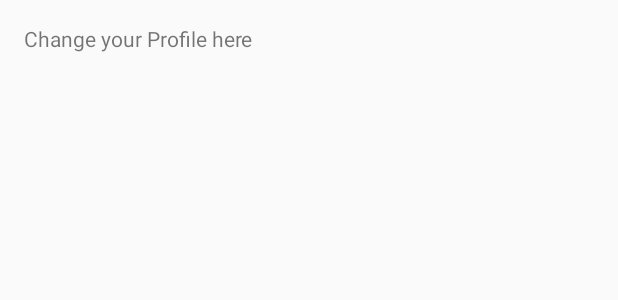
After one commit to willshuffy/MyTabLayoutExample, an Android app: the layout fragment_profile.xml on its own in the app's theme, with its tools: preview values and no code run, on a phone screen of 412 x 824 dp. The commit adds this screen. Shown: the top 300 px of the screen. Run offline under Robolectric (Android 15) with nearby library versions, the phone set to English and light mode, and no system bars.

Commit message:
Adding Fragments

```diff
--- a/app/build.gradle
+++ b/app/build.gradle
@@ -31,7 +31,10 @@ dependencies {
     implementation 'androidx.appcompat:appcompat:1.2.0'
     implementation 'androidx.core:core-ktx:1.3.2'
     implementation 'androidx.constraintlayout:constraintlayout:2.0.2'
+    implementation 'androidx.legacy:legacy-support-v4:1.0.0'
     testImplementation 'junit:junit:4.12'
     androidTestImplementation 'androidx.test.ext:junit:1.1.2'
     androidTestImplementation 'androidx.test.espresso:espresso-core:3.3.0'
+
+    implementation 'com.google.android.material:material:1.2.1'
 }
--- /dev/null
+++ b/app/src/main/res/layout/fragment_profile.xml
@@ -0,0 +1,16 @@
+<?xml version="1.0" encoding="utf-8"?>
+<FrameLayout xmlns:android="http://schemas.android.com/apk/res/android"
+    xmlns:tools="http://schemas.android.com/tools"
+    android:layout_width="match_parent"
+    android:layout_height="match_parent"
+    tools:context=".ProfileFragment">
+
+    <TextView
+        android:id="@+id/section_label"
+        android:layout_width="wrap_content"
+        android:layout_height="wrap_content"
+        android:layout_marginLeft="16dp"
+        android:layout_marginTop="16dp"
+        android:text="@string/content_tab_profile" />
+
+</FrameLayout>
```
Also changed, not shown: app/src/main/java/com/willshuffyproject/mytablayoutexample/HomeFragment.kt (added, +22 -0 lines), app/src/main/java/com/willshuffyproject/mytablayoutexample/ProfileFragment.kt (added, +22 -0 lines), app/src/main/res/layout/activity_main.xml (+12 -10 lines), app/src/main/res/layout/fragment_home.xml (added, +16 -0 lines), app/src/main/res/values/strings.xml (+10 -0 lines).
